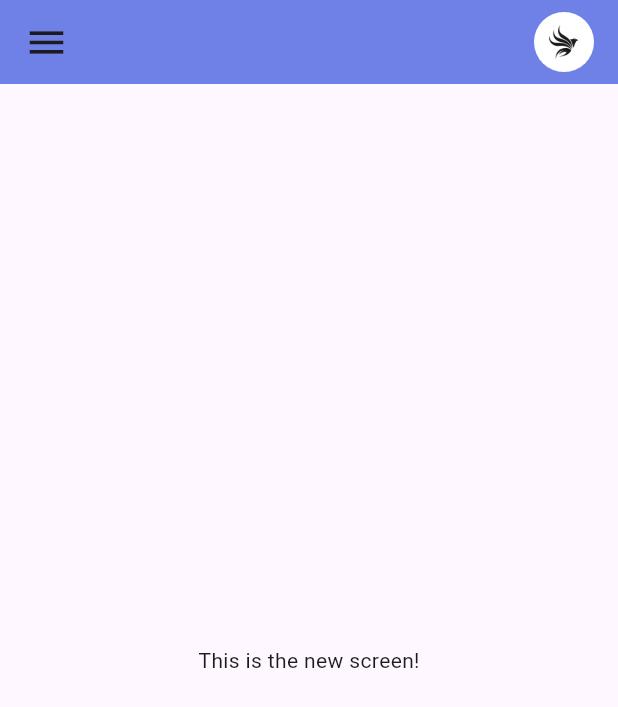
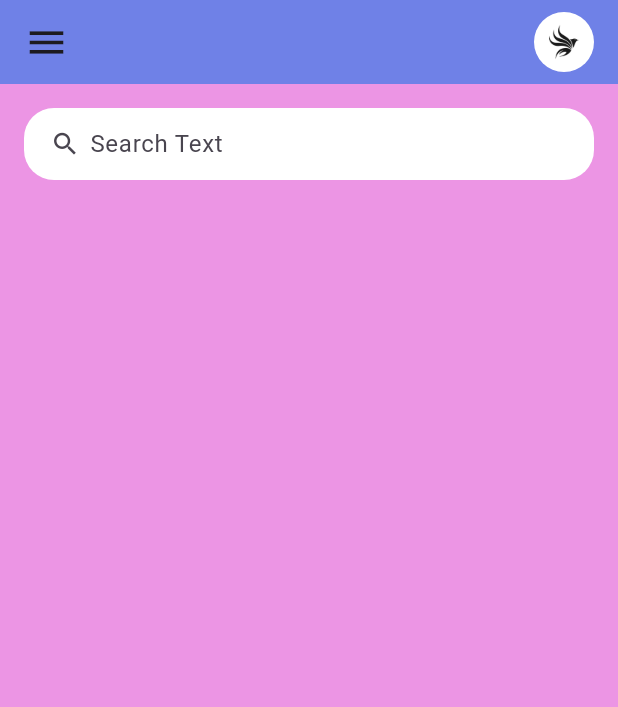
Before and after one commit to ManojLL/flutter-todo, a Flutter app: the screen it shows after launch, on a phone screen of 412 x 824 dp. Shown: the top 707 px of the screen. Run offline on Flutter 3.47's test engine with Material 3 defaults, Android fonts, the phone set to English and light mode, and no system bars.

Commit message:
added search bar

```diff
--- a/todoapp/lib/constrains/colors.dart
+++ b/todoapp/lib/constrains/colors.dart
@@ -2,3 +2,4 @@ import 'package:flutter/material.dart';
 
 const Color TBGcolor = Color.fromARGB(255, 111, 129, 231);
 const Color IconColor = Color.fromARGB(0, 80, 79, 79);
+const Color bgColor = Color.fromARGB(195, 230, 117, 220);
--- a/todoapp/lib/main.dart
+++ b/todoapp/lib/main.dart
@@ -1,4 +1,5 @@
 import 'package:flutter/material.dart';
+import 'package:flutter/services.dart';
 import 'package:todoapp/screens/Home.dart';
 
 void main() {
@@ -11,7 +12,7 @@ class MyApp extends StatelessWidget {
   // This widget is the root of your application.
   @override
   Widget build(BuildContext context) {
-
+    SystemChrome.setSystemUIOverlayStyle(SystemUiOverlayStyle(statusBarColor: Colors.transparent));
     return MaterialApp(
     debugShowCheckedModeBanner: false,
      title: 'MY TODO',
--- a/todoapp/lib/screens/Home.dart
+++ b/todoapp/lib/screens/Home.dart
@@ -7,7 +7,43 @@ class Home extends StatelessWidget {
   @override
   Widget build(BuildContext context) {
     return Scaffold(
-      appBar: AppBar(
+      backgroundColor: bgColor,
+      appBar: _AppBar(),
+      body: Center(
+        child: Padding(
+          padding: const EdgeInsets.all(16.0),
+          child: Column(
+
+            children: [
+              _searchbar()
+            ],
+          ),
+        ),
+      ),
+    );
+  }
+
+  Container _searchbar() {
+    return Container(
+              padding: EdgeInsets.symmetric(horizontal: 15),
+              decoration: BoxDecoration(
+                color: Colors.white,
+                borderRadius: BorderRadius.circular(20)
+              ),
+              child: TextField(
+                decoration: InputDecoration(
+                  contentPadding: EdgeInsets.all(0),
+                  prefixIcon: Icon(Icons.search,size: 20,),
+                  prefixIconConstraints: BoxConstraints(maxHeight: 20,minWidth: 25),
+                  border:  InputBorder.none,
+                  hintText: "Search Text"
+                ),
+              ),
+            );
+  }
+
+  AppBar _AppBar() {
+    return AppBar(
       backgroundColor: TBGcolor,
       title: Row(
         mainAxisAlignment: MainAxisAlignment.spaceBetween,
@@ -25,10 +61,6 @@ class Home extends StatelessWidget {
           )
         ],
       ),
-      ),
-      body: Center(
-        child: Text('This is the new screen!'),
-      ),
     );
   }
 }
```
Lines whose indentation alone changed are shown as unchanged.
